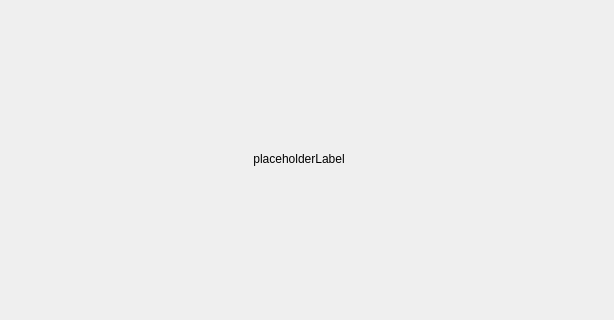
xushengj/PrepPipe, file src/gui/ExecuteWindow.ui: the form before one commit; both pictures show x 278 to 892 and y 133 to 453 of the 892 by 605 pixel window.
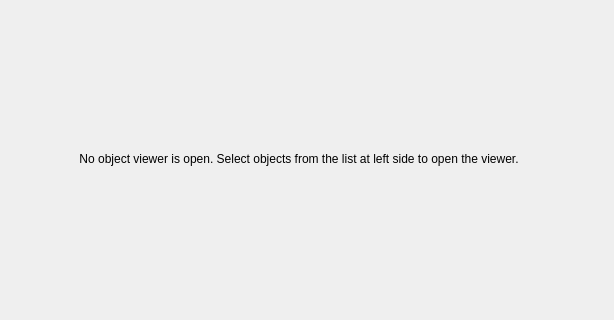
The form after the commit. Custom widgets are drawn as their Qt base class.

Commit message: Now ExecuteWindow can view objects

The edit to the form file:
```diff
--- a/src/gui/ExecuteWindow.ui
+++ b/src/gui/ExecuteWindow.ui
@@ -14,7 +14,7 @@
    <string>MainWindow</string>
   </property>
   <widget class="QWidget" name="centralwidget">
-   <layout class="QHBoxLayout" name="horizontalLayout" stretch="0,1">
+   <layout class="QHBoxLayout" name="horizontalLayout" stretch="0,0">
     <item>
      <widget class="ObjectTreeWidget" name="objectTreeWidget">
       <property name="sizePolicy">
@@ -37,13 +37,14 @@
      </widget>
     </item>
     <item>
-     <widget class="QWidget" name="placeholderWidget" native="true">
+     <widget class="QStackedWidget" name="placeholderStackedWidget">
       <property name="sizePolicy">
        <sizepolicy hsizetype="Expanding" vsizetype="Expanding">
         <horstretch>0</horstretch>
         <verstretch>0</verstretch>
        </sizepolicy>
       </property>
+      <widget class="QWidget" name="placeholderPage" native="true">
       <layout class="QGridLayout" name="gridLayout">
        <property name="leftMargin">
         <number>0</number>
@@ -60,7 +61,7 @@
        <item row="0" column="0">
         <widget class="QLabel" name="placeholderLabel">
          <property name="text">
-          <string notr="true">placeholderLabel</string>
+           <string>No object viewer is open. Select objects from the list at left side to open the viewer.</string>
          </property>
          <property name="alignment">
           <set>Qt::AlignCenter</set>
@@ -68,6 +69,7 @@
         </widget>
        </item>
       </layout>
+      </widget>
      </widget>
     </item>
    </layout>
```
Lines whose indentation alone changed are shown as unchanged. The commit also changes 7 other files.
